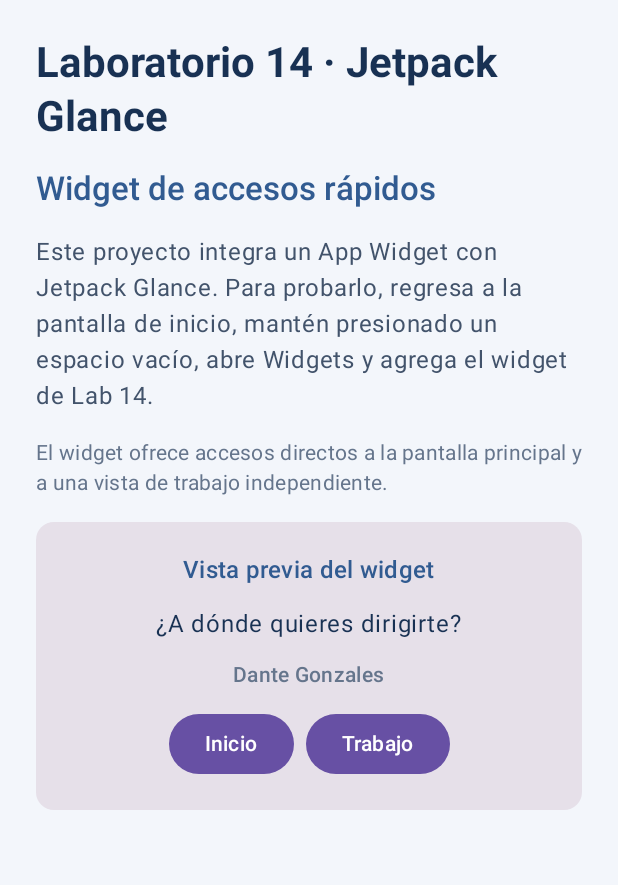
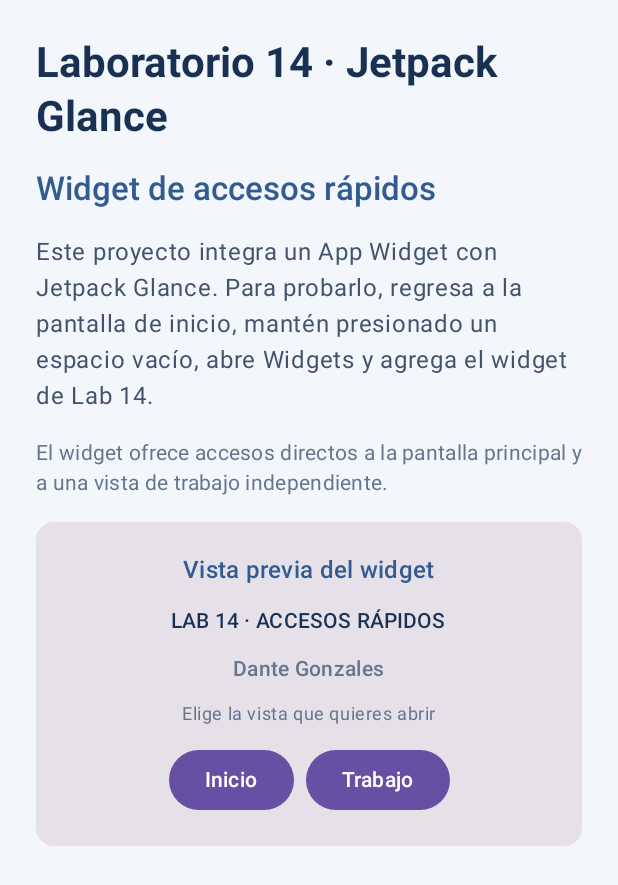
Before and after one commit to DanteDGRTX/LAB-14-ANDROID, an Android app built with Jetpack Compose: the screen it shows after launch (MainActivity), on a phone screen of 412 x 824 dp. Shown: the top 885 px of the screen. Run offline under Robolectric (Android 15) with nearby library versions, the phone set to English and light mode, and no system bars.

Commit message:
Align app preview with widget action design

```diff
--- a/app/src/main/java/com/example/lab14_android/MainActivity.kt
+++ b/app/src/main/java/com/example/lab14_android/MainActivity.kt
@@ -89,15 +89,21 @@ private fun WidgetSetupScreen() {
                     fontWeight = FontWeight.SemiBold,
                 )
                 Text(
-                    text = "¿A dónde quieres dirigirte?",
-                    style = MaterialTheme.typography.bodyLarge,
+                    text = "LAB 14 · ACCESOS RÁPIDOS",
+                    style = MaterialTheme.typography.titleSmall,
                     color = Color(0xFF183153),
+                    fontWeight = FontWeight.SemiBold,
                 )
                 Text(
                     text = "Dante Gonzales",
                     style = MaterialTheme.typography.bodyMedium,
                     color = Color(0xFF65758C),
                     fontWeight = FontWeight.Medium,
+                )
+                Text(
+                    text = "Elige la vista que quieres abrir",
+                    style = MaterialTheme.typography.bodySmall,
+                    color = Color(0xFF65758C),
                 )
                 Row(horizontalArrangement = Arrangement.spacedBy(8.dp)) {
                     Button(
```
